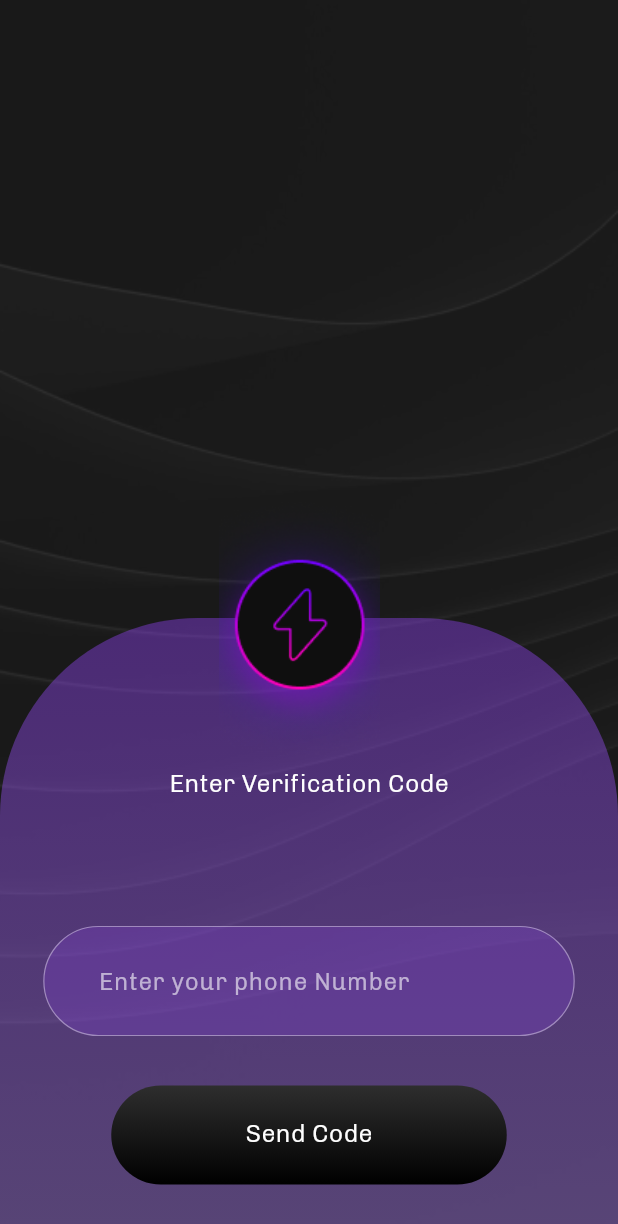
After one commit to Shahwaiz24/Chat_Bot_App, a Flutter app: the GetOtpView screen opened directly, after a tap on "Send Code", on a phone screen of 412 x 824 dp. The commit adds this screen. Shown: the top 1224 px of the screen. Run offline on Flutter 3.47's test engine with Material 3 defaults, Android fonts, the phone set to English and light mode, and no system bars; our stand-ins replace page_transition, stacked.

Commit message:
Updated Code

```diff
--- a/lib/Custom Widget/textfields.dart
+++ b/lib/Custom Widget/textfields.dart
@@ -2,7 +2,7 @@ import 'package:chat_bot/Services/utils.dart';
 import 'package:flutter/material.dart';
 
 class Textfield extends StatefulWidget {
-  const Textfield(
+  const Textfield(this.isObsecure,
       {super.key,
       required this.screenHeight,
       required this.screenWidth,
@@ -15,6 +15,7 @@ class Textfield extends StatefulWidget {
   final String hintText;
   final Color hintColor;
   final Color backColor;
+  final bool isObsecure;
 
   @override
   State<Textfield> createState() => _TextfieldState();
@@ -24,6 +25,10 @@ class _TextfieldState extends State<Textfield> {
   @override
   Widget build(BuildContext context) {
     return TextFormField(
+      keyboardType: TextInputType.number,
+      style: TextStyle(color: widget.hintColor),
+      obscureText: widget.isObsecure == true ? true : false,
+      obscuringCharacter: '*',
       decoration: InputDecoration(
         hintText: 'Enter your phone Number',
         fillColor: widget.backColor.withOpacity(0.2),
@@ -35,6 +40,10 @@ class _TextfieldState extends State<Textfield> {
             borderRadius: BorderRadius.circular(widget.screenWidth * 0.115),
             borderSide: BorderSide(
                 width: 0.8, color: Utils.TextColor.withOpacity(0.4))),
+        focusedBorder: OutlineInputBorder(
+            borderRadius: BorderRadius.circular(widget.screenWidth * 0.115),
+            borderSide: BorderSide(
+                width: 0.8, color: Utils.TextColor.withOpacity(0.4))),
       ),
     );
   }
--- /dev/null
+++ b/lib/Register View/Get Number Code/get_otp_view.dart
@@ -0,0 +1,123 @@
+import 'package:chat_bot/Custom%20Widget/button.dart';
+import 'package:chat_bot/Custom%20Widget/textfields.dart';
+import 'package:chat_bot/Register%20View/Get%20Number%20Code/get_otp_viewmodel.dart';
+import 'package:chat_bot/Services/utils.dart';
+import 'package:flutter/material.dart';
+import 'package:page_transition/page_transition.dart';
+import 'package:stacked/stacked.dart';
+
+class GetOtpView extends StatefulWidget {
+  const GetOtpView({super.key});
+
+  @override
+  State<GetOtpView> createState() => _GetOtpViewState();
+}
+
+class _GetOtpViewState extends State<GetOtpView> {
+  @override
+  Widget build(BuildContext context) {
+    // Get Size
+    final screenHeight = MediaQuery.of(context).size.height;
+    final screenWidth = MediaQuery.of(context).size.width;
+    return ViewModelBuilder.reactive(
+        viewModelBuilder: () => GetOtpViewmodel(),
+        builder: (context, viewmodel, child) {
+          return Scaffold(
+            backgroundColor: Utils.backgroundColor,
+            body: Stack(
+              children: [
+                Container(
+                  height: screenHeight,
+                  width: screenWidth,
+                  child: const Image(
+                    image: AssetImage('assets/images/background_2.png'),
+                    fit: BoxFit.cover,
+                  ),
+                ),
+                Align(
+                  alignment: Alignment.bottomCenter,
+                  child: Container(
+                    height: screenHeight * 0.500,
+                    width: screenWidth,
+                    decoration: BoxDecoration(
+                      borderRadius: BorderRadius.only(
+                        topLeft: Radius.circular(screenWidth * 0.32),
+                        topRight: Radius.circular(screenWidth * 0.32),
+                      ),
+                      gradient: LinearGradient(
+                        begin: Alignment.topCenter,
+                        end: Alignment.bottomCenter,
+                        colors: [
+                          Utils.Purple.withOpacity(0.4),
+                          Utils.Pink.withOpacity(0.4)
+                        ],
+                      ),
+                    ),
+                    child: Column(
+                      children: [
+                        SizedBox(
+                          height: screenHeight * 0.120,
+                        ),
+                        Text(
+                          'Enter Verification Code',
+                          style: TextStyle(
+                              color: Utils.TextColor,
+                              fontSize: screenHeight * 0.020),
+                        ),
+                        SizedBox(
+                          height: screenHeight * 0.100,
+                        ),
+                        Padding(
+                            padding: EdgeInsets.only(
+                                left: screenWidth * 0.070,
+                                right: screenWidth * 0.070),
+                            child: Textfield(
+                              true,
+                              backColor: Utils.Purple,
+                              hintColor: Utils.TextColor,
+                              hintText: 'Verification Code',
+                              screenHeight: screenHeight,
+                              screenWidth: screenWidth,
+                            )),
+                        SizedBox(
+                          height: screenHeight * 0.040,
+                        ),
+                        Padding(
+                          padding: EdgeInsets.only(
+                              left: screenWidth * 0.180,
+                              right: screenWidth * 0.180),
+                          child: Button(
+                            text: 'Send Code',
+                            ontap: () {
+                              Navigator.push(
+                                  context,
+                                  PageTransition(
+                                      type: PageTransitionType.bottomToTop,
+                                      child: GetOtpView()));
+                            },
+                            screenHeight: screenHeight,
+                            screenWidth: screenWidth,
+                          ),
+                        )
+                      ],
+                    ),
+                  ),
+                ),
+                Positioned(
+                  top: screenHeight * 0.400,
+                  left: screenWidth * 0.355,
+                  child: Container(
+                    height: screenHeight * 0.220,
+                    width: screenWidth * 0.260,
+                    child: const Image(
+                      image: AssetImage('assets/images/animIcon.png'),
+                      fit: BoxFit.cover,
+                    ),
+                  ),
+                )
+              ],
+            ),
+          );
+        });
+  }
+}
--- /dev/null
+++ b/lib/Register View/Get Number Code/get_otp_viewmodel.dart
@@ -0,0 +1,3 @@
+import 'package:stacked/stacked.dart';
+
+class GetOtpViewmodel extends BaseViewModel {}
--- a/lib/Register View/register_view.dart
+++ b/lib/Register View/register_view.dart
@@ -1,8 +1,10 @@
 import 'package:chat_bot/Custom%20Widget/button.dart';
 import 'package:chat_bot/Custom%20Widget/textfields.dart';
+import 'package:chat_bot/Register%20View/Get%20Number%20Code/get_otp_view.dart';
 import 'package:chat_bot/Services/utils.dart';
 import 'package:chat_bot/Register%20View/register_viewmodel.dart';
 import 'package:flutter/material.dart';
+import 'package:page_transition/page_transition.dart';
 import 'package:stacked/stacked.dart';
 
 class RegisterView extends StatefulWidget {
@@ -23,6 +25,7 @@ class _RegisterViewState extends State<RegisterView> {
       viewModelBuilder: () => RegisterViewmodel(),
       builder: (context, viewModel, child) {
         return Scaffold(
+          resizeToAvoidBottomInset: false,
           backgroundColor: Utils.backgroundColor,
           body: Stack(
             children: [
@@ -72,6 +75,7 @@ class _RegisterViewState extends State<RegisterView> {
                       ],
                     ),
                   ),
+                  child: SingleChildScrollView(
                     child: Column(
                       children: [
                         SizedBox(
@@ -91,6 +95,7 @@ class _RegisterViewState extends State<RegisterView> {
                                 left: screenWidth * 0.070,
                                 right: screenWidth * 0.070),
                             child: Textfield(
+                              false,
                               backColor: Utils.Purple,
                               hintColor: Utils.TextColor,
                               hintText: 'Enter your phone number',
@@ -106,12 +111,19 @@ class _RegisterViewState extends State<RegisterView> {
                               right: screenWidth * 0.180),
                           child: Button(
                             text: 'Send Code',
-                          ontap: () {},
+                            ontap: () {
+                              Navigator.push(
+                                  context,
+                                  PageTransition(
+                                      type: PageTransitionType.bottomToTop,
+                                      child: GetOtpView()));
+                            },
                             screenHeight: screenHeight,
                             screenWidth: screenWidth,
                           ),
                         )
                       ],
+                    ),
                   ),
                 ),
               ),
```
Lines whose indentation alone changed are shown as unchanged.
